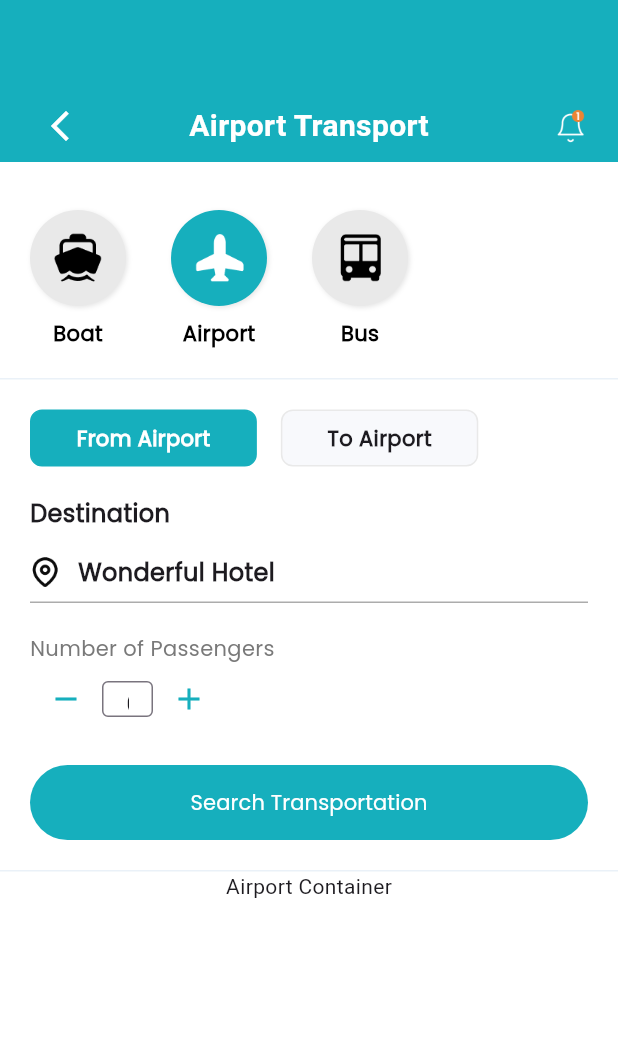
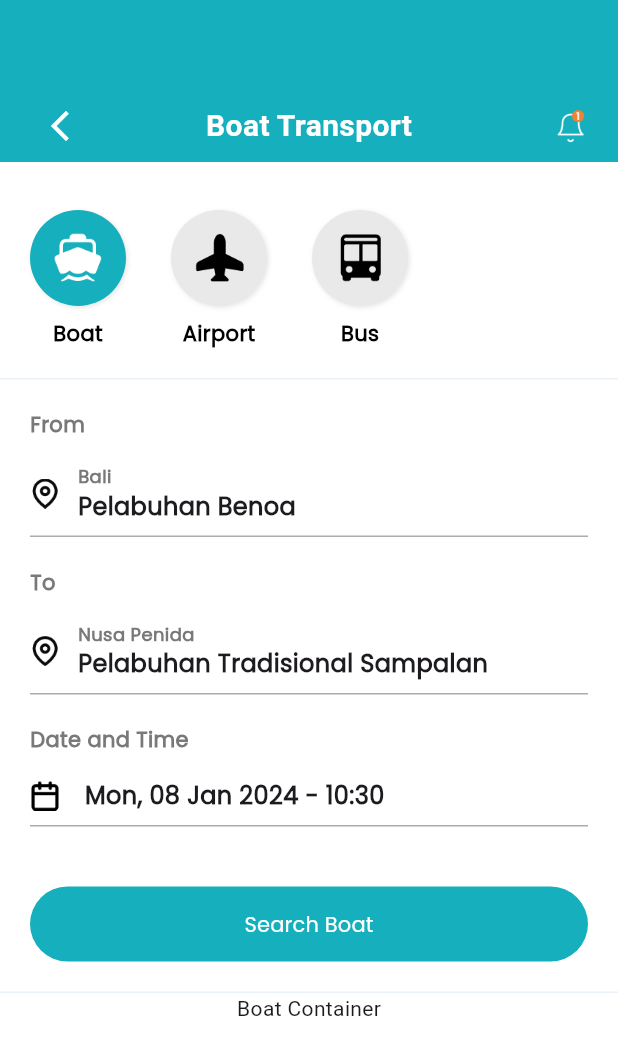
Before and after one commit to aryaramadika/payment_module, a Flutter app: the Transportation screen opened by its route, on a phone screen of 412 x 824 dp. Shown: the top 1055 px of the screen. Run offline on Flutter 3.47's test engine with Material 3 defaults, Android fonts, the phone set to English and light mode, and no system bars; generated files the repository leaves out were written again; project files that could hold a hidden picture were left out.

Commit message:
finish transport search

```diff
--- a/lib/ticket/screen/transportation_screen.dart
+++ b/lib/ticket/screen/transportation_screen.dart
@@ -1,4 +1,5 @@
 import 'package:flutter/material.dart';
+import 'package:payment_module/ticket/screen/widget/search/search_boat.dart';
 import 'package:payment_module/ticket/screen/widget/search/search_wigdet.dart';
 
 class TransportationScreen extends StatefulWidget {
@@ -22,8 +23,23 @@ class _TransportationScreenState extends State<TransportationScreen> {
               child: Text("Bus Container"),
             ),
           if (widget.selectedTicketType == "Boat")
-            Container(
-              child: Text("Boat Container"),
+            Column(
+              children: [
+                Container(
+                  decoration: const BoxDecoration(
+                    border: Border(
+                      bottom: BorderSide(
+                        width: 1,
+                        color: Color.fromARGB(255, 234, 241, 248),
+                      ),
+                    ),
+                  ),
+                  child: SearchBoatWidget(),
+                ),
+                Container(
+                  child: Text("Boat Container"),
+                ),
+              ],
             ),
           if (widget.selectedTicketType == "Airport")
             Column(
--- /dev/null
+++ b/lib/ticket/screen/widget/search/search_boat.dart
@@ -0,0 +1,280 @@
+import 'package:flutter/material.dart';
+import 'package:intl/intl.dart';
+import 'package:payment_module/payment/screens/widget/button/button.dart';
+import 'package:payment_module/payment/style/styles.dart';
+
+class SearchBoatWidget extends StatefulWidget {
+  const SearchBoatWidget({Key? key}) : super(key: key);
+
+  @override
+  State<SearchBoatWidget> createState() => _SearchBoatWidgetState();
+}
+
+class _SearchBoatWidgetState extends State<SearchBoatWidget> {
+  int numOfPassenger = 0;
+  String activeAirport = "from airport";
+  DateTime dateTime = DateTime.now();
+
+  @override
+  Widget build(BuildContext context) {
+    final formattedDate =
+        "${_getFormattedDay(dateTime)}, ${_getFormattedDate(dateTime)} - ${_getFormattedTime(dateTime)}";
+
+    Future<DateTime?> pickDate() => showDatePicker(
+          context: context,
+          initialDate: dateTime,
+          firstDate: DateTime(1900),
+          lastDate: DateTime(2100),
+        );
+
+    return Container(
+      width: double.infinity,
+      padding: EdgeInsets.symmetric(horizontal: 20, vertical: 20),
+      child: Column(
+        mainAxisAlignment: MainAxisAlignment.start,
+        crossAxisAlignment: CrossAxisAlignment.start,
+        children: [
+          // AIRPORT TABS
+
+          Container(
+            child: Column(
+              crossAxisAlignment: CrossAxisAlignment.start,
+              children: [
+                Text(
+                  "From",
+                  style: TextStyle(
+                    fontWeight: semiBold,
+                    fontSize: 14,
+                    fontFamily: "Poppins",
+                    color: greyColor,
+                  ),
+                ),
+                const SizedBox(
+                  height: 8,
+                ),
+                // Location Search
+                Container(
+                  padding: const EdgeInsets.symmetric(vertical: 8),
+                  decoration: const BoxDecoration(
+                    border: Border(
+                      bottom: BorderSide(
+                        color: Color(0xFFACACAC),
+                      ),
+                    ),
+                  ),
+                  child: Row(
+                    children: [
+                      Image.asset(
+                        "assets/images/location_point.png",
+                        width: 20,
+                        height: 20,
+                      ),
+                      const SizedBox(
+                        width: 12,
+                      ),
+                      Column(
+                        crossAxisAlignment: CrossAxisAlignment.start,
+                        children: [
+                          Text(
+                            "Bali",
+                            style: TextStyle(
+                                fontWeight: semiBold,
+                                fontSize: 12,
+                                fontFamily: "Poppins",
+                                color: greyColor),
+                          ),
+                          Text(
+                            "Pelabuhan Benoa",
+                            style: TextStyle(
+                              fontWeight: semiBold,
+                              fontSize: 16,
+                              fontFamily: "Poppins",
+                            ),
+                          ),
+                        ],
+                      )
+                    ],
+                  ),
+                ),
+
+                const SizedBox(
+                  height: 20,
+                ),
+              ],
+            ),
+          ),
+          Container(
+            child: Column(
+              crossAxisAlignment: CrossAxisAlignment.start,
+              children: [
+                Text(
+                  "To",
+                  style: TextStyle(
+                    fontWeight: semiBold,
+                    fontSize: 14,
+                    fontFamily: "Poppins",
+                    color: greyColor,
+                  ),
+                ),
+                const SizedBox(
+                  height: 8,
+                ),
+                // Location Search
+                Container(
+                  padding: const EdgeInsets.symmetric(vertical: 8),
+                  decoration: const BoxDecoration(
+                    border: Border(
+                      bottom: BorderSide(
+                        color: Color(0xFFACACAC),
+                      ),
+                    ),
+                  ),
+                  child: Row(
+                    children: [
+                      Image.asset(
+                        "assets/images/location_point.png",
+                        width: 20,
+                        height: 20,
+                      ),
+                      const SizedBox(
+                        width: 12,
+                      ),
+                      Column(
+                        crossAxisAlignment: CrossAxisAlignment.start,
+                        children: [
+                          Text(
+                            "Nusa Penida",
+                            style: TextStyle(
+                                fontWeight: semiBold,
+                                fontSize: 12,
+                                fontFamily: "Poppins",
+                                color: greyColor),
+                          ),
+                          Text(
+                            "Pelabuhan Tradisional Sampalan",
+                            style: TextStyle(
+                              fontWeight: semiBold,
+                              fontSize: 16,
+                              fontFamily: "Poppins",
+                            ),
+                          ),
+                        ],
+                      )
+                    ],
+                  ),
+                ),
+                const SizedBox(
+                  height: 20,
+                ),
+              ],
+            ),
+          ),
+          Container(
+            child: Column(
+              crossAxisAlignment: CrossAxisAlignment.start,
+              children: [
+                Text(
+                  "Date and Time",
+                  style: TextStyle(
+                    fontWeight: semiBold,
+                    fontSize: 14,
+                    fontFamily: "Poppins",
+                    color: greyColor,
+                  ),
+                ),
+                const SizedBox(
+                  height: 8,
+                ),
+                // Location Search
+                GestureDetector(
+                  onTap: pickDateTime,
+                  child: Container(
+                    padding: const EdgeInsets.symmetric(vertical: 8),
+                    decoration: const BoxDecoration(
+                      border: Border(
+                        bottom: BorderSide(
+                          color: Color(0xFFACACAC),
+                        ),
+                      ),
+                    ),
+                    child: Row(
+                      children: [
+                        Image.asset(
+                          "assets/images/Calender.png",
+                          width: 20,
+                          height: 20,
+                        ),
+                        const SizedBox(
+                          width: 12,
+                        ),
+                        Text(
+                          " $formattedDate",
+                          style: TextStyle(
+                            fontWeight: semiBold,
+                            fontSize: 16,
+                            fontFamily: "Poppins",
+                          ),
+                        ),
+                      ],
+                    ),
+                  ),
+                ),
+                const SizedBox(
+                  height: 20,
+                ),
+              ],
+            ),
+          ),
+          const SizedBox(
+            height: 20,
+          ),
+          const ButtonWidget(
+            isButtonDisabled: false,
+            title: "Search Boat",
+            paddinHorizontal: 0,
+            paddingVertical: 0,
+          ),
+        ],
+      ),
+    );
+  }
+
+  String _getFormattedDay(DateTime dateTime) {
+    return DateFormat('E').format(dateTime);
+  }
+
+  String _getFormattedDate(DateTime dateTime) {
+    return DateFormat('dd MMM yyyy').format(dateTime);
+  }
+
+  String _getFormattedTime(DateTime dateTime) {
+    return DateFormat('HH:mm').format(dateTime);
+  }
+
+  Future pickDateTime() async {
+    final date = await pickDate();
+    if (date == null) return;
+
+    final time = await pickTime();
+    if (time == null) return;
+
+    final newdatetime =
+        DateTime(date.year, date.month, date.day, time.hour, time.minute);
+
+    setState(() {
+      this.dateTime = newdatetime;
+    });
+  }
+
+  Future<DateTime?> pickDate() => showDatePicker(
+        context: context,
+        initialDate: DateTime.now(),
+        firstDate: DateTime.now(),
+        lastDate: DateTime(2100),
+      );
+
+  Future<TimeOfDay?> pickTime() => showTimePicker(
+        context: context,
+        initialTime: TimeOfDay(hour: dateTime.hour, minute: dateTime.minute),
+      );
+}
--- a/lib/ticket/transportation.dart
+++ b/lib/ticket/transportation.dart
@@ -12,8 +12,8 @@ class Transportation extends StatefulWidget {
 }
 
 class _TransportationState extends State<Transportation> {
-  String selectedTicketType = "Airport"; // Default selected ticket type
-  String headerTitle = "Airport Transport";
+  String selectedTicketType = "Boat"; // Default selected ticket type
+  String headerTitle = "Boat Transport";
 
   void onChangeTicketType(String ticketType) {
     setState(() {
--- a/pubspec.yaml
+++ b/pubspec.yaml
@@ -12,8 +12,11 @@ environment:
 dependencies:
   flutter:
     sdk: flutter
+
   flutter_localizations:
     sdk: flutter
+  intl: ^0.18.1
+  timezone: ^0.9.2
 
 dev_dependencies:
   flutter_test:
```
Also changed, not shown: assets/images/Calender.png (added), pubspec.lock.
